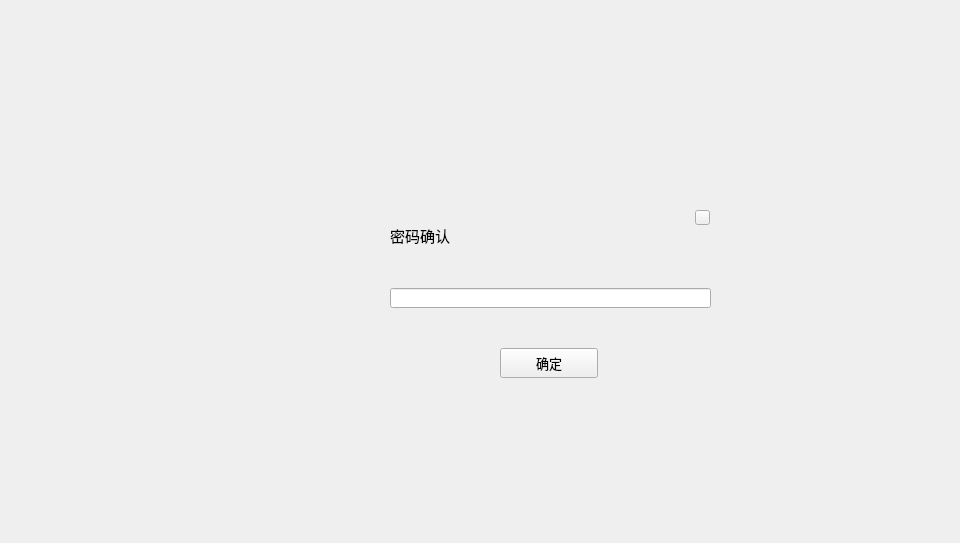
Before: the Qt Designer form LNKWallet/capitalTransferPage/PasswordConfirmWidget.ui in HcashOrg/hx-indicator, drawn with Qt 5.
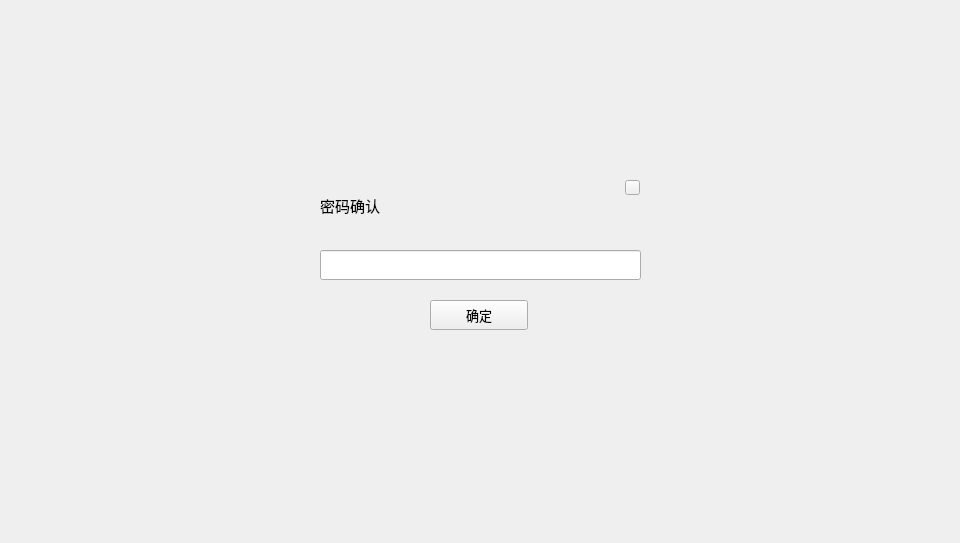
After: the same form once the commit is applied.

The edit to the form file:
```diff
--- a/LNKWallet/capitalTransferPage/PasswordConfirmWidget.ui
+++ b/LNKWallet/capitalTransferPage/PasswordConfirmWidget.ui
@@ -16,8 +16,8 @@
   <widget class="QLabel" name="label">
    <property name="geometry">
     <rect>
-     <x>390</x>
-     <y>220</y>
+     <x>320</x>
+     <y>190</y>
      <width>181</width>
      <height>31</height>
     </rect>
@@ -35,8 +35,8 @@
   <widget class="QToolButton" name="toolButton_cancel">
    <property name="geometry">
     <rect>
-     <x>695</x>
-     <y>210</y>
+     <x>625</x>
+     <y>180</y>
      <width>15</width>
      <height>15</height>
     </rect>
@@ -51,10 +51,10 @@
   <widget class="QLineEdit" name="lineEdit">
    <property name="geometry">
     <rect>
-     <x>390</x>
-     <y>288</y>
+     <x>320</x>
+     <y>250</y>
      <width>321</width>
-     <height>20</height>
+     <height>30</height>
     </rect>
    </property>
    <property name="echoMode">
@@ -64,8 +64,8 @@
   <widget class="QToolButton" name="toolButton_confirm">
    <property name="geometry">
     <rect>
-     <x>500</x>
-     <y>348</y>
+     <x>430</x>
+     <y>300</y>
      <width>98</width>
      <height>30</height>
     </rect>
```
